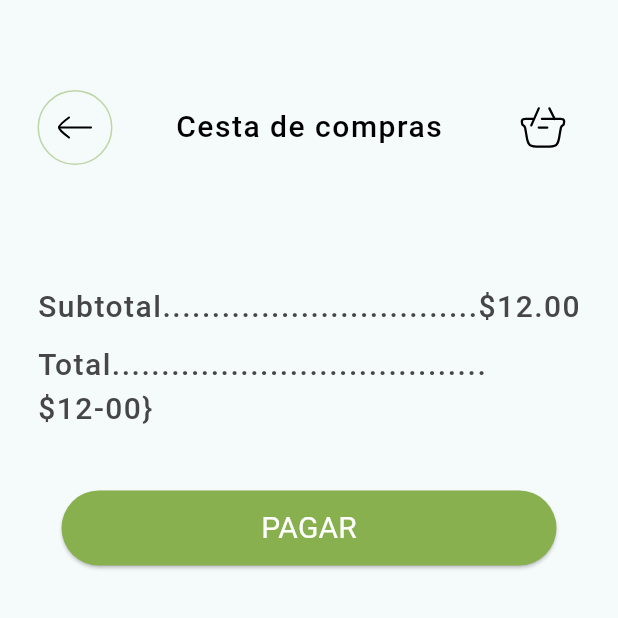
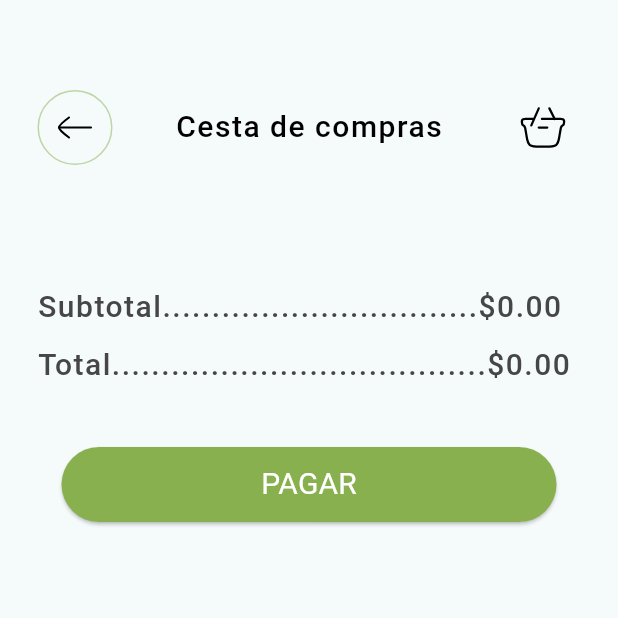
Before and after one commit to LarissaHilario/ResQBite-Front-CleanAPI, a Flutter app: the ShoppingBasketPage screen opened directly, on a phone screen of 412 x 824 dp, the top half of it. Run offline on Flutter 3.47's test engine with Material 3 defaults, Android fonts, the light colour scheme and no system bars; our stand-ins replace connectivity_plus, dio, email_validator, flutter_secure_storage, flutter_svg, geolocator and 4 more; accounts and stored records are empty; Roboto replaces fonts that are missing (FiraSansCondensed); project files that could hold a hidden picture were left out.

Commit message:
feat: update total and subtotal

```diff
--- a/lib/presentation/pages/user/shopping_basket.dart
+++ b/lib/presentation/pages/user/shopping_basket.dart
@@ -17,7 +17,7 @@ class _ShoppingBasketPageState extends State<ShoppingBasketPage> {
     final basketItems = context.watch<BasketProvider>().basketItems;
 
     double subtotal = basketItems.fold(0.0, (sum, item) => sum + (item['product'].price * item['quantity']));
-    double total = subtotal; // Adjust if needed for taxes or discounts
+    double total = subtotal;
 
     return Scaffold(
       body: SingleChildScrollView(
@@ -79,13 +79,13 @@ class _ShoppingBasketPageState extends State<ShoppingBasketPage> {
             BasketCard(
               items: basketItems,
             ),
-            const Align(
+            Align(
                 alignment: Alignment.topLeft,
                 child: Padding(
-                  padding: EdgeInsets.only(left: 25, top: 40, right: 25),
+                  padding: const EdgeInsets.only(left: 25, top: 40, right: 25),
                   child: Text(
-                    'Subtotal................................\$12.00',
-                    style: TextStyle(
+                    'Subtotal................................\$${subtotal.toStringAsFixed(2)}',
+                    style: const TextStyle(
                       fontSize: 20.0,
                       color: Color(0xFF464646),
                       fontWeight: FontWeight.w500,
@@ -94,13 +94,13 @@ class _ShoppingBasketPageState extends State<ShoppingBasketPage> {
                     ),
                   ),
                 )),
-            const Align(
+            Align(
                 alignment: Alignment.topLeft,
                 child: Padding(
-                  padding: EdgeInsets.only(left: 25, top: 10, right: 25),
+                  padding: const EdgeInsets.only(left: 25, top: 10, right: 25),
                   child: Text(
-                    'Total......................................\$12-00}',
-                    style: TextStyle(
+                    'Total......................................\$${total.toStringAsFixed(2)}',
+                    style: const TextStyle(
                       fontSize: 20.0,
                       color: Color(0xFF464646),
                       fontWeight: FontWeight.w500,
```
Also changed, not shown: lib/presentation/pages/user/components/basket_card.dart (+6 -6 lines), lib/presentation/pages/user/components/categories.dart (deleted, +0 -85 lines), lib/presentation/pages/user/components/dialog_offer.dart (+9 -10 lines).
